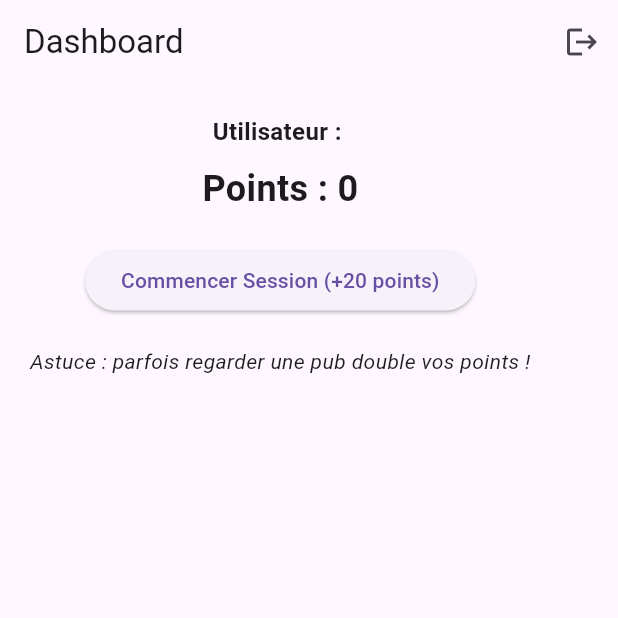
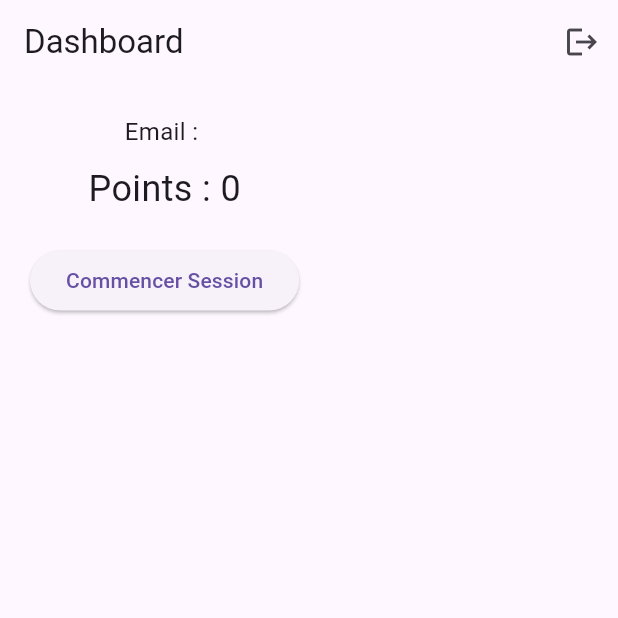
Before and after one commit to amineze1605-cloud/hashledger-flutter, a Flutter app: the HomeScreen screen opened directly with empty values, on a phone screen of 412 x 824 dp, the top half of it. Run offline on Flutter 3.47's test engine with Material 3 defaults, Android fonts, the phone set to English and light mode, and no system bars; accounts and stored records are empty.

Commit message:
Update home_screen.dart

```diff
--- a/lib/screens/home_screen.dart
+++ b/lib/screens/home_screen.dart
@@ -1,11 +1,12 @@
 import 'package:flutter/material.dart';
+import 'dart:async';
 import '../models/user_model.dart';
 import '../services/api_service.dart';
-import 'dart:async';
 import 'login_screen.dart';
 
 class HomeScreen extends StatefulWidget {
   final UserModel user;
+
   HomeScreen({required this.user});
 
   @override
@@ -13,23 +14,26 @@ class HomeScreen extends StatefulWidget {
 }
 
 class _HomeScreenState extends State<HomeScreen> {
-  late UserModel user;
+  late UserModel currentUser;
+  bool sessionActive = false;
   int sessionTime = 30;
-  bool isSessionActive = false;
   Timer? _timer;
 
   @override
   void initState() {
     super.initState();
-    user = widget.user;
+    currentUser = widget.user;
   }
 
   void startSession() {
-    if (isSessionActive) return;
-    setState(() { isSessionActive = true; sessionTime = 30; });
+    if (sessionActive) return;
+    setState(() {
+      sessionActive = true;
+      sessionTime = 30;
+    });
 
     _timer = Timer.periodic(Duration(seconds: 1), (timer) {
-      setState(() { sessionTime--; });
+      setState(() => sessionTime--);
       if (sessionTime <= 0) {
         timer.cancel();
         endSession();
@@ -38,50 +42,62 @@ class _HomeScreenState extends State<HomeScreen> {
   }
 
   void endSession() async {
-    setState(() { isSessionActive = false; });
+    setState(() => sessionActive = false);
+
     int basePoints = 20;
-    int bonusPoints = (DateTime.now().millisecondsSinceEpoch % 2 == 0) ? 20 : 0;
-    int totalPoints = basePoints + bonusPoints;
+    int bonus = (DateTime.now().millisecondsSinceEpoch % 2 == 0) ? 20 : 0;
 
-    try {
-      var data = await ApiService.addSession(user.token, basePoints, bonusPoints);
-      setState(() { user = UserModel(id: user.id, email: user.email, points: data['totalPoints'] + user.points, token: user.token); });
-      ScaffoldMessenger.of(context).showSnackBar(SnackBar(content: Text('Session terminée ! +$totalPoints points')));
-    } catch (e) {
-      ScaffoldMessenger.of(context).showSnackBar(SnackBar(content: Text('Erreur session')));
-    }
+    final result = await ApiService.addSession(
+        currentUser.token, basePoints, bonus);
+
+    setState(() {
+      currentUser = UserModel(
+          id: currentUser.id,
+          email: currentUser.email,
+          points: currentUser.points + result['totalPoints'],
+          token: currentUser.token);
+    });
+
+    ScaffoldMessenger.of(context).showSnackBar(
+        SnackBar(content: Text("Session +${result['totalPoints']} points")));
   }
 
   @override
-  void dispose() { _timer?.cancel(); super.dispose(); }
+  void dispose() {
+    _timer?.cancel();
+    super.dispose();
+  }
 
   @override
   Widget build(BuildContext context) {
     return Scaffold(
       appBar: AppBar(
-        title: Text('Dashboard'),
+        title: Text("Dashboard"),
         actions: [
           IconButton(
-            icon: Icon(Icons.logout),
-            onPressed: () {
-              Navigator.pushReplacement(context, MaterialPageRoute(builder: (_) => LoginScreen()));
-            },
-          ),
+              icon: Icon(Icons.logout),
+              onPressed: () => Navigator.pushReplacement(
+                    context,
+                    MaterialPageRoute(builder: (_) => LoginScreen()),
+                  )),
         ],
       ),
       body: Padding(
         padding: EdgeInsets.all(20),
         child: Column(
           children: [
-            Text('Utilisateur : ${user.email}', style: TextStyle(fontSize: 16, fontWeight: FontWeight.bold)),
+            Text("Email : ${currentUser.email}",
+                style: TextStyle(fontSize: 16)),
             SizedBox(height: 10),
-            Text('Points : ${user.points}', style: TextStyle(fontSize: 24, fontWeight: FontWeight.bold)),
+            Text("Points : ${currentUser.points}",
+                style: TextStyle(fontSize: 24)),
             SizedBox(height: 20),
-            isSessionActive
-                ? Text('Session en cours : $sessionTime s', style: TextStyle(fontSize: 18))
-                : ElevatedButton(onPressed: startSession, child: Text('Commencer Session (+20 points)')),
-            SizedBox(height: 20),
-            Text('Astuce : parfois regarder une pub double vos points !', style: TextStyle(fontSize: 14, fontStyle: FontStyle.italic)),
+            sessionActive
+                ? Text("Session : $sessionTime s")
+                : ElevatedButton(
+                    onPressed: startSession,
+                    child: Text("Commencer Session"),
+                  ),
           ],
         ),
       ),
```
